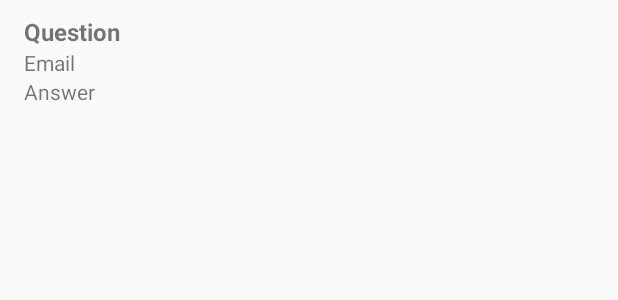
After one commit to HuiWang1215/ChangeMyView, an Android app: the layout match_item.xml on its own in the app's theme, with its tools: preview values and no code run, on a phone screen of 412 x 824 dp. The commit adds this screen. Shown: the top 300 px of the screen. Run offline under Robolectric (Android 15) with nearby library versions, the light colour scheme and no system bars.

Commit message:
Merged ali-branch into master

```diff
--- a/app/src/main/AndroidManifest.xml
+++ b/app/src/main/AndroidManifest.xml
@@ -31,6 +31,7 @@
         <activity android:name=".LoginActivity"></activity>
         <activity android:name=".DashboardActivity"></activity>
         <activity android:name=".SavedQuestionAnswersActivity"></activity>
+        <activity android:name=".MatchesActivity" />
     </application>
 
 </manifest>
--- a/app/src/main/java/com/group/changemyview/HomeActivity.kt
+++ b/app/src/main/java/com/group/changemyview/HomeActivity.kt
@@ -71,6 +71,11 @@ class HomeActivity : AppCompatActivity() {
             val intent = Intent(this@HomeActivity, SavedQuestionAnswersActivity::class.java)
             startActivity(intent)
         }
+
+        matchesButton!!.setOnClickListener {
+            val intent = Intent(this@HomeActivity, MatchesActivity::class.java)
+            startActivity(intent)
+        }
     }
 
     override fun onOptionsItemSelected(item: MenuItem): Boolean {
--- /dev/null
+++ b/app/src/main/res/layout/match_item.xml
@@ -0,0 +1,38 @@
+<?xml version="1.0" encoding="utf-8"?>
+<RelativeLayout xmlns:android="http://schemas.android.com/apk/res/android"
+    android:layout_width="match_parent"
+    android:layout_height="wrap_content"
+    android:focusable="true"
+    android:paddingLeft="16dp"
+    android:paddingRight="16dp"
+    android:paddingTop="10dp"
+    android:paddingBottom="10dp"
+    android:clickable="true"
+    android:background="?android:attr/selectableItemBackground"
+    android:orientation="vertical">
+
+    <TextView
+        android:id="@+id/question"
+        android:textSize="16sp"
+        android:textStyle="bold"
+        android:layout_alignParentTop="true"
+        android:layout_width="match_parent"
+        android:text="Question"
+        android:layout_height="wrap_content"/>
+
+    <TextView
+        android:id="@+id/email"
+        android:layout_below="@id/question"
+        android:layout_width="match_parent"
+        android:layout_height="wrap_content"
+        android:text="Email" />
+
+    <TextView
+        android:id="@+id/answer"
+        android:layout_below="@id/email"
+        android:layout_width="match_parent"
+        android:layout_height="wrap_content"
+        android:text="Answer"/>
+
+
+</RelativeLayout>
```
Also changed, not shown: app/src/main/java/com/group/changemyview/Match.kt (added, +15 -0 lines), app/src/main/java/com/group/changemyview/MatchesActivity.kt (added, +101 -0 lines), app/src/main/java/com/group/changemyview/MatchesAdapter.kt (added, +44 -0 lines), app/src/main/res/layout/activity_matches.xml (added, +20 -0 lines), 2 other files.
